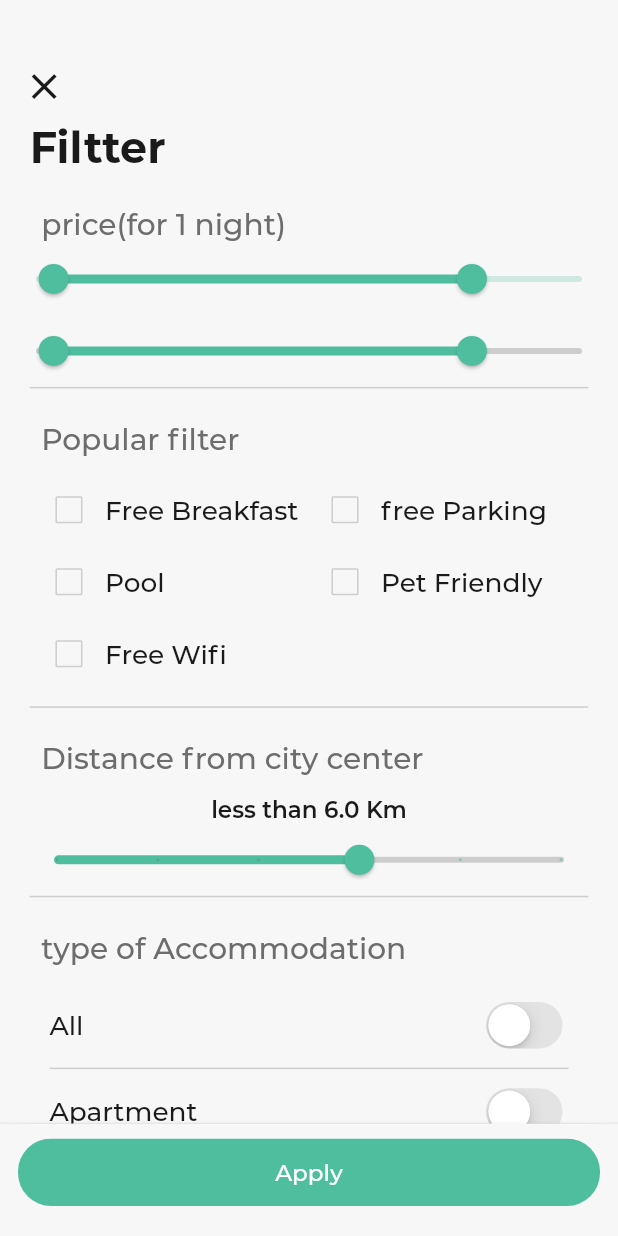
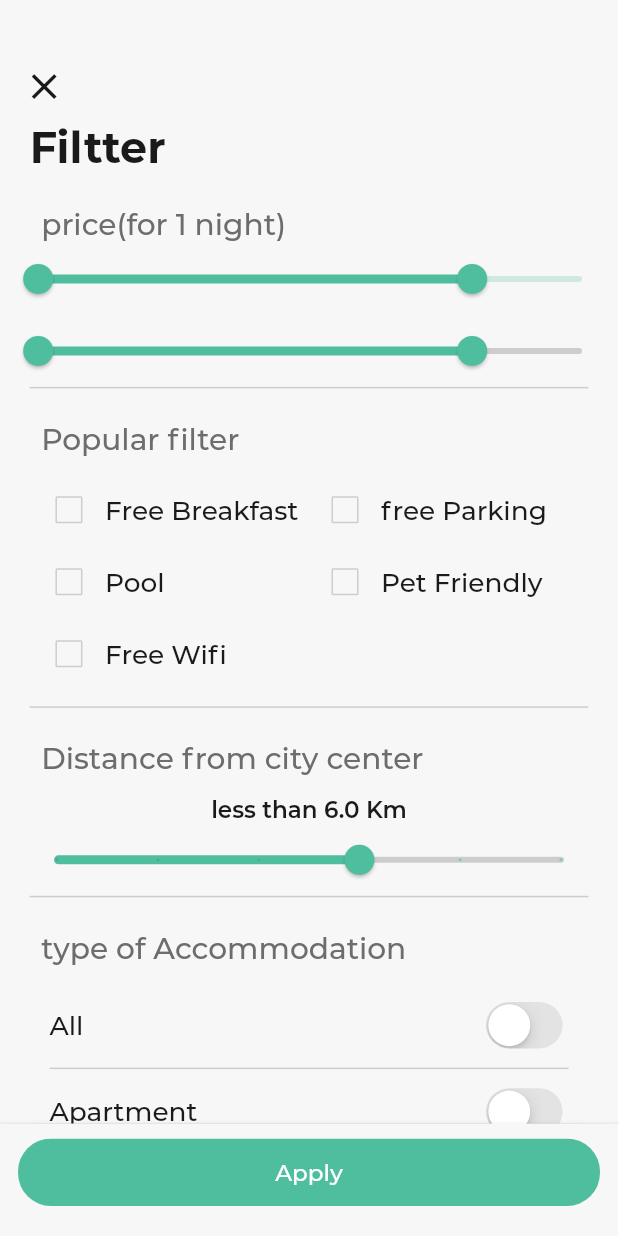
Before and after one commit to amrNaser99/Travinia, a Flutter app: the ExploreHotelAppBar screen opened directly with empty values, after a tap on "Filter", on a phone screen of 412 x 824 dp. Run offline on Flutter 3.47's test engine with Material 2 defaults, Android fonts, the phone set to English and light mode, and no system bars; our stand-ins replace bloc, blur, conditional_builder_null_safety, dartz, dio, dot_navigation_bar and 14 more; missing offline and left inert: cr_calendar, password_strength, syncfusion_flutter_core; accounts and stored records are empty; network calls fail.

Commit message:
Added Filteration & Finished The Project

```diff
--- a/lib/core/app/travinia_app.dart
+++ b/lib/core/app/travinia_app.dart
@@ -9,7 +9,6 @@ import 'package:travinia/core/utils/routes.dart';
 import 'package:travinia/presentation/auth/bloc/auth_cubit.dart';
 import 'package:travinia/presentation/booking/bloc/booking_cubit.dart';
 import 'package:travinia/presentation/explore/bloc/explore_cubit.dart';
-import 'package:travinia/presentation/explore_on_map/bloc/map_cubit.dart';
 
 class TraviniaApp extends StatelessWidget {
   const TraviniaApp({Key? key}) : super(key: key);
@@ -32,9 +31,6 @@ class TraviniaApp extends StatelessWidget {
               BlocProvider<ExploreCubit>(
                 create: (context) => sl<ExploreCubit>(),
               ),
-              BlocProvider<MapCubit>(
-                create: (context) => sl<MapCubit>(),
-              ),
               BlocProvider<BookingCubit>(
                 create: (context) => sl<BookingCubit>(),
                 // ..getAllBookings(),
--- a/lib/core/di/injection.dart
+++ b/lib/core/di/injection.dart
@@ -3,7 +3,6 @@ import 'package:travinia/core/app/bloc/app_cubit.dart';
 import 'package:travinia/presentation/auth/bloc/auth_cubit.dart';
 import 'package:travinia/presentation/booking/bloc/booking_cubit.dart';
 import 'package:travinia/presentation/explore/bloc/explore_cubit.dart';
-import 'package:travinia/presentation/explore_on_map/bloc/map_cubit.dart';
 import 'package:travinia/services/api_service/dio_helper.dart';
 import 'package:travinia/services/repositories/repository.dart';
 import '../../services/api_service/dio_impl.dart';
@@ -16,9 +15,6 @@ Future<void> init() async {
         repository: sl(),
       ));
   sl.registerFactory(() => AuthCubit(
-        repository: sl(),
-      ));
-  sl.registerFactory(() => MapCubit(
         repository: sl(),
       ));
 
--- a/lib/presentation/auth/edit_profile/edit_profile_screen.dart
+++ b/lib/presentation/auth/edit_profile/edit_profile_screen.dart
@@ -14,7 +14,7 @@ class EditProfile extends StatelessWidget {
   Widget build(BuildContext context) {
     return Scaffold(
       appBar: AppBar(),
-      body: EditProfileBody(/*userModel*/),
+      body: EditProfileBody(userModel: userModel),
     );
   }
 }
--- a/lib/presentation/explore/explore_hotels/filter/filter_screen.dart
+++ b/lib/presentation/explore/explore_hotels/filter/filter_screen.dart
@@ -1,6 +1,7 @@
 import 'package:flutter/material.dart';
 import 'package:travinia/core/utils/app_fonts.dart';
 import 'package:travinia/core/utils/app_values.dart';
+import 'package:travinia/presentation/explore/bloc/explore_cubit.dart';
 import 'package:travinia/presentation/explore/explore_hotels/filter/widgets/Accommodation.dart';
 import 'package:travinia/presentation/explore/explore_hotels/filter/widgets/custom_didvider.dart';
 import 'package:travinia/presentation/explore/explore_hotels/filter/widgets/distange_range_session.dart';
@@ -19,6 +20,8 @@ class Filter extends StatefulWidget {
 class _FilterState extends State<Filter> {
   @override
   Widget build(BuildContext context) {
+    final exploreCubit =
+        ModalRoute.of(context)!.settings.arguments as ExploreCubit;
     return Scaffold(
       body: Drawer(
         width: double.infinity,
@@ -45,7 +48,7 @@ class _FilterState extends State<Filter> {
                   size: FontSize.s26,
                 ),
               ),
-              priceRangeSession(),
+              priceRangeSession(exploreCubit: exploreCubit),
               cDivider(horpading: AppWidth.w18),
               PopularFilter(),
               cDivider(horpading: AppWidth.w18),
@@ -56,7 +59,11 @@ class _FilterState extends State<Filter> {
           ),
         ),
       ),
-      bottomNavigationBar: const FooterButton(),
+      bottomNavigationBar: FooterButton(
+        maxPrice: exploreCubit.maxPrice,
+        minPrice: exploreCubit.minPrice,
+        cubit: exploreCubit,
+      ),
     );
   }
 }
--- a/lib/presentation/explore/explore_hotels/filter/widgets/footer_button.dart
+++ b/lib/presentation/explore/explore_hotels/filter/widgets/footer_button.dart
@@ -1,9 +1,19 @@
 import 'package:flutter/material.dart';
 import 'package:travinia/core/utils/app_color.dart';
+import 'package:travinia/core/utils/extensions/navigation_ext.dart';
 import 'package:travinia/core/utils/font_styles.dart';
+import 'package:travinia/presentation/explore/bloc/explore_cubit.dart';
 
 class FooterButton extends StatelessWidget {
-  const FooterButton({super.key});
+  final dynamic maxPrice;
+  final dynamic minPrice;
+  final ExploreCubit cubit;
+  const FooterButton({
+    super.key,
+    required this.maxPrice,
+    required this.minPrice,
+    required this.cubit,
+  });
 
   @override
   Widget build(BuildContext context) {
@@ -18,7 +28,13 @@ class FooterButton extends StatelessWidget {
               height: 45,
               child: ElevatedButton(
                 style: ElevatedButton.styleFrom(),
-                onPressed: () {},
+                onPressed: () {
+                  cubit.filterOnPricesRangeHotels(
+                    maxPrice: maxPrice,
+                    minPrice: minPrice,
+                  );
+                  context.pop;
+                },
                 child: Text(
                   'Apply',
                   style: getMediumStyle(
--- a/lib/presentation/explore/explore_hotels/filter/widgets/price_ranger.dart
+++ b/lib/presentation/explore/explore_hotels/filter/widgets/price_ranger.dart
@@ -5,9 +5,13 @@ import 'package:travinia/core/utils/app_fonts.dart';
 import 'package:travinia/core/utils/app_values.dart';
 import 'package:travinia/presentation/shared_widgets/custom_text.dart';
 
+import '../../../bloc/explore_cubit.dart';
+
 class priceRangeSession extends StatefulWidget {
+  final ExploreCubit exploreCubit;
   const priceRangeSession({
     Key? key,
+    required this.exploreCubit,
   }) : super(key: key);
 
   @override
@@ -15,8 +19,8 @@ class priceRangeSession extends StatefulWidget {
 }
 
 class _priceRangeSessionState extends State<priceRangeSession> {
-  RangeValues _currentRangeValues = const RangeValues(200, 4000);
-  SfRangeValues _values = SfRangeValues(200, 4000);
+  RangeValues _currentRangeValues = const RangeValues(50, 4000);
+  SfRangeValues _values = SfRangeValues(50, 4000);
   @override
   Widget build(BuildContext context) {
     return Column(
@@ -41,7 +45,7 @@ class _priceRangeSessionState extends State<priceRangeSession> {
             thumbRadius: 28,
           ),
           child: SfRangeSlider(
-            min: 40,
+            min: 30,
             max: 5000,
             values: _values,
             interval: 20,
@@ -61,12 +65,14 @@ class _priceRangeSessionState extends State<priceRangeSession> {
             onChanged: (SfRangeValues values) {
               setState(() {
                 _values = values;
+                widget.exploreCubit.maxPrice = _values.end;
+                widget.exploreCubit.minPrice = _values.start;
               });
             },
           ),
         ),
         SfRangeSlider(
-          min: 40,
+          min: 30,
           max: 5000,
           values: _values,
           interval: 20,
@@ -79,6 +85,8 @@ class _priceRangeSessionState extends State<priceRangeSession> {
           onChanged: (SfRangeValues values) {
             setState(() {
               _values = values;
+              widget.exploreCubit.maxPrice = _values.end;
+              widget.exploreCubit.minPrice = _values.start;
             });
           },
         ),
--- a/lib/presentation/explore/explore_hotels/widgets/explore_hotel_view_or_map.dart
+++ b/lib/presentation/explore/explore_hotels/widgets/explore_hotel_view_or_map.dart
@@ -44,18 +44,17 @@ class _ExploreHotelViewAndMapState extends State<ExploreHotelViewAndMap> {
             SliverPersistentHeader(
               pinned: false,
               delegate: SliverAppBarDelegate(
-                minHeight: AppHeight.h55,
-                maxHeight: AppHeight.h55,
+                minHeight: AppHeight.h80,
+                maxHeight: AppHeight.h80,
                 child: Padding(
-                  padding: EdgeInsets.symmetric(
-                    vertical: AppSize.s10,
-                    horizontal: AppSize.s10,
+                  padding: EdgeInsets.only(
+                    left: AppSize.s20,
+                    top: AppSize.s15,
                   ),
                   child: Row(
-                    mainAxisAlignment: MainAxisAlignment.center,
+                    mainAxisAlignment: MainAxisAlignment.spaceBetween,
                     children: [
                       Expanded(
-                        flex: 4,
                         child: Container(
                           decoration: BoxDecoration(
                             boxShadow: AppConst.shadow,
@@ -72,11 +71,8 @@ class _ExploreHotelViewAndMapState extends State<ExploreHotelViewAndMap> {
                           ),
                         ),
                       ),
-                      Expanded(
-                        flex: 1,
-                        child: Container(
+                      SizedBox(
                         height: 50,
-                          alignment: AlignmentDirectional.centerEnd,
                         child: RawMaterialButton(
                           onPressed: () {
                             cubit.searchHotels(
@@ -91,7 +87,6 @@ class _ExploreHotelViewAndMapState extends State<ExploreHotelViewAndMap> {
                           ),
                         ),
                       ),
-                      ),
                     ],
                   ),
                 ),
@@ -99,12 +94,12 @@ class _ExploreHotelViewAndMapState extends State<ExploreHotelViewAndMap> {
             ),
             SliverPersistentHeader(
               delegate: SliverAppBarDelegate(
-                minHeight: AppHeight.h55,
-                maxHeight: AppHeight.h55,
+                minHeight: AppHeight.h60,
+                maxHeight: AppHeight.h60,
                 child: Padding(
                   padding: const EdgeInsets.all(8.0),
                   child: Row(
-                    mainAxisAlignment: MainAxisAlignment.center,
+                    mainAxisAlignment: MainAxisAlignment.spaceBetween,
                     children: [
                       InkWell(
                         onTap: () {
@@ -115,6 +110,7 @@ class _ExploreHotelViewAndMapState extends State<ExploreHotelViewAndMap> {
                               EdgeInsets.symmetric(horizontal: AppWidth.w20),
                           child: Column(
                             mainAxisAlignment: MainAxisAlignment.center,
+                            crossAxisAlignment: CrossAxisAlignment.start,
                             children: [
                               SmallHeadText(
                                 text: 'Choose Date',
@@ -130,23 +126,22 @@ class _ExploreHotelViewAndMapState extends State<ExploreHotelViewAndMap> {
                           ),
                         ),
                       ),
+                      InkWell(
+                        onTap: () {
+                          // cubit.changeGuest();
+                        },
+                        child: Row(
+                          children: [
                             Container(
                               height: double.infinity,
                               width: 1,
                               color: Theme.of(context).canvasColor,
                             ),
-                      InkWell(
-                        onTap: () {
-                          // cubit.changeGuest();
-                        },
-                        child: Row(
-                          mainAxisAlignment: MainAxisAlignment.center,
-                          children: [
                             Container(
                               padding: EdgeInsets.symmetric(
                                   horizontal: AppWidth.w20),
                               child: Column(
-                                crossAxisAlignment: CrossAxisAlignment.center,
+                                crossAxisAlignment: CrossAxisAlignment.start,
                                 mainAxisAlignment: MainAxisAlignment.center,
                                 children: [
                                   SmallHeadText(
@@ -197,10 +192,8 @@ class _ExploreHotelViewAndMapState extends State<ExploreHotelViewAndMap> {
                       Expanded(
                         child: RawMaterialButton(
                           onPressed: () {
-                            Navigator.pushNamed(
-                              context,
-                              Routes.filter,
-                            );
+                            Navigator.pushNamed(context, Routes.filter,
+                                arguments: cubit);
                           },
                           child: Row(
                             mainAxisAlignment: MainAxisAlignment.end,
@@ -220,7 +213,6 @@ class _ExploreHotelViewAndMapState extends State<ExploreHotelViewAndMap> {
                 ),
               ),
             ),
-
             BlocBuilder<ExploreCubit, ExploreState>(
               builder: (context, state) {
                 if (state is HotelsLoadingState ||
--- a/lib/presentation/explore_on_map/bloc/map_cubit.dart
+++ b/lib/presentation/explore_on_map/bloc/map_cubit.dart
@@ -8,14 +8,9 @@ import 'package:flutter_svg/flutter_svg.dart';
 import 'package:google_maps_flutter/google_maps_flutter.dart';
 import 'package:travinia/core/app/bloc/app_cubit.dart';
 import 'package:travinia/presentation/explore_on_map/bloc/map_state.dart';
-import 'package:travinia/services/repositories/repository.dart';
 
 class MapCubit extends Cubit<MapStates> {
-  final Repository repository;
-
-  MapCubit({
-    required this.repository,
-  }) : super(MapInitialState());
+  MapCubit() : super(MapInitialState());
 
   static MapCubit get(context) => BlocProvider.of<MapCubit>(context);
 
--- a/lib/presentation/home/body/hotel_card_info.dart
+++ b/lib/presentation/home/body/hotel_card_info.dart
@@ -43,7 +43,7 @@ class _HotelCardInfoState extends State<HotelCardInfo> {
             crossAxisAlignment: CrossAxisAlignment.start,
             mainAxisSize: MainAxisSize.min,
             children: [
-              HotelImage(),
+              HotelImage(imagePath: widget.hotel.hotel_images[0].image),
               Expanded(
                 flex: 2,
                 child: Padding(
--- a/lib/presentation/home/widgets/body/hotel_card_info.dart
+++ b/lib/presentation/home/widgets/body/hotel_card_info.dart
@@ -43,7 +43,7 @@ class _HotelCardInfoState extends State<HotelCardInfo> {
             crossAxisAlignment: CrossAxisAlignment.start,
             mainAxisSize: MainAxisSize.min,
             children: [
-              HotelImage(),
+              HotelImage(imagePath: widget.hotel.hotel_images[0].image),
               Expanded(
                 flex: 2,
                 child: Padding(
```
Also changed, not shown: lib/presentation/auth/edit_profile/widgets/edit_profile_body.dart (+11 -9 lines), lib/presentation/explore/bloc/explore_cubit.dart (+24 -0 lines), lib/presentation/explore_on_map/explore_map_screen.dart (+30 -29 lines), lib/presentation/home/widgets/body/hotel_image.dart (+6 -4 lines), lib/services/repositories/repository.dart (+6 -1 lines), lib/services/repositories/repository_impl.dart (+18 -2 lines). Lines whose indentation alone changed are shown as unchanged.
